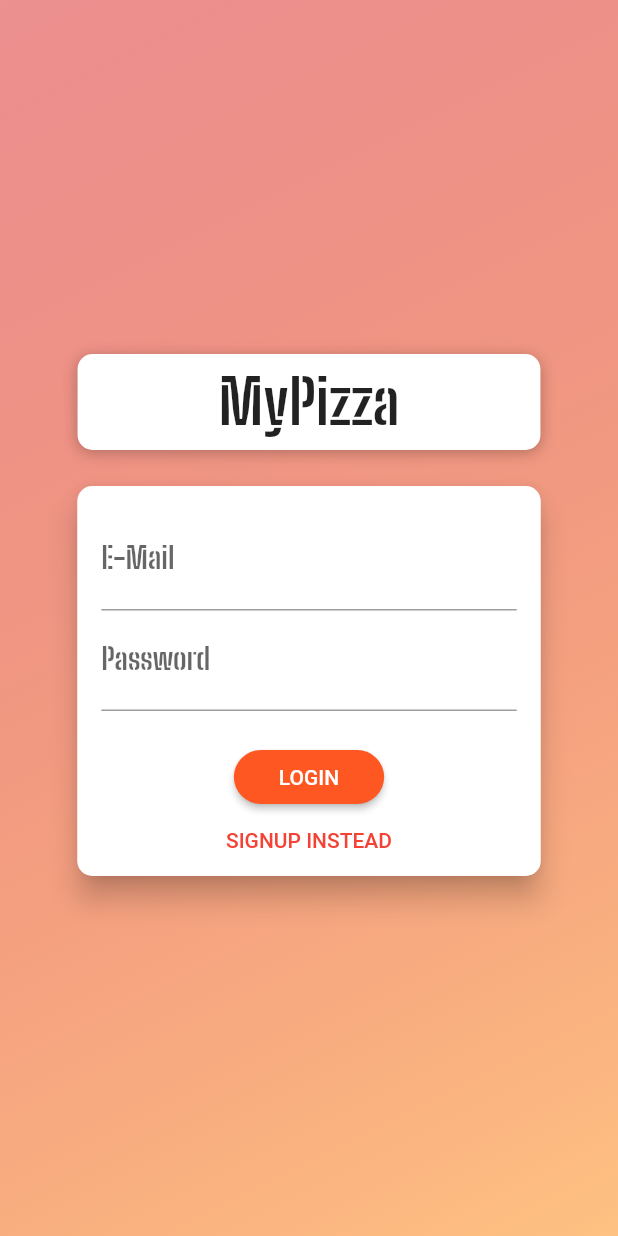
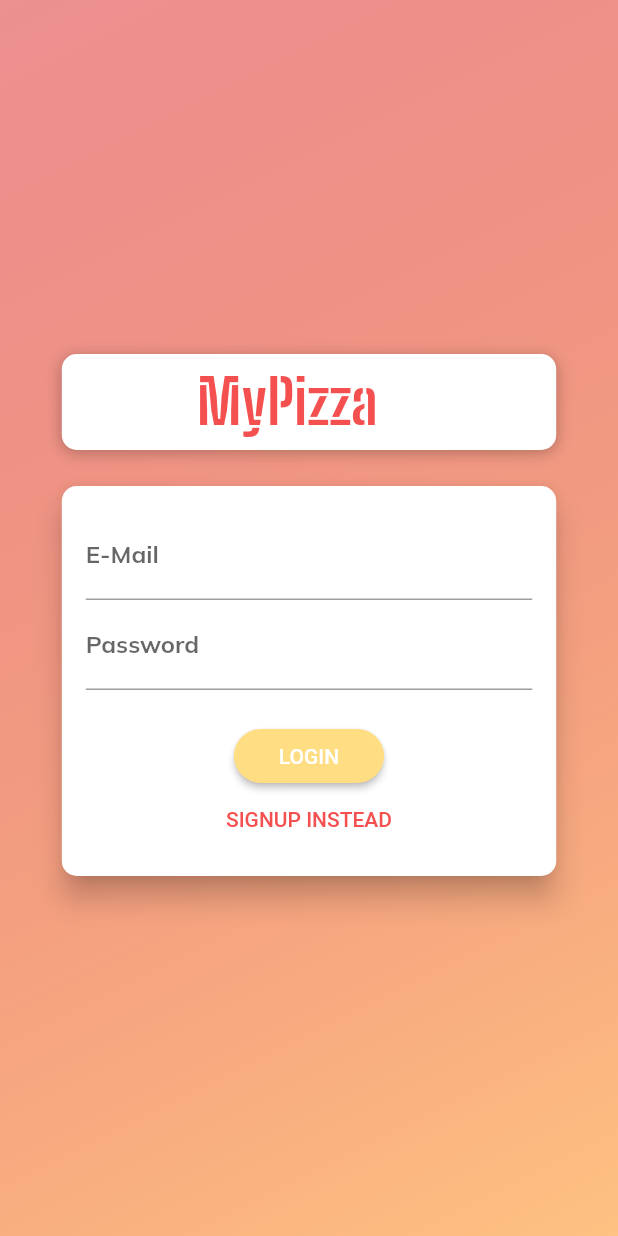
Before and after one commit to HooEP01/food-order-app, a Flutter app: the screen it shows after launch, on a phone screen of 412 x 824 dp. Run offline on Flutter 3.47's test engine with Material 2 defaults, Android fonts, the phone set to English and light mode, and no system bars; our stand-ins replace flutter_dotenv, shared_preferences.

Commit message:
set theme

```diff
--- a/lib/main.dart
+++ b/lib/main.dart
@@ -15,6 +15,8 @@ import './providers/products.dart';
 import './providers/order.dart';
 import './providers/cart.dart';
 import './providers/auth.dart';
+
+import './ultilities/buildMaterialColor.dart';
 
 void main() async {
   await dotenv.load(fileName: ".env");
@@ -56,15 +58,32 @@ class MyApp extends StatelessWidget {
           title: 'SKYE FOOD ORDERING APP',
           theme: ThemeData(
             colorScheme: ColorScheme.fromSwatch(
-              primarySwatch: Colors.red,
-            ).copyWith(
-              secondary: Colors.deepOrange,
-            ),
+              primarySwatch: buildMaterialColor(const Color(0xFFF45050)),
+            )
+                .copyWith(
+                  secondary: buildMaterialColor(const Color(0xFFFFDD83)),
+                )
+                .copyWith(
+                  tertiary: buildMaterialColor(const Color(0xFF00235B)),
+                ),
             fontFamily: 'Mulish',
             textTheme: ThemeData.light().textTheme.copyWith(
                   headlineLarge: const TextStyle(
+                    color: Color(0xFFF45050),
+                    fontFamily: 'BigShouldersStencilText',
+                    fontSize: 40,
+                    fontWeight: FontWeight.bold,
+                  ),
+                  headlineMedium: const TextStyle(
+                    color: Color(0xFFF45050),
+                    fontFamily: 'BigShouldersStencilText',
+                    fontSize: 24,
+                    fontWeight: FontWeight.bold,
+                  ),
+                  headlineSmall: const TextStyle(
                     color: Color.fromRGBO(20, 5, 51, 1),
-                    fontSize: 16,
+                    fontFamily: 'BigShouldersStencilText',
+                    fontSize: 18,
                     fontWeight: FontWeight.bold,
                   ),
                   bodyLarge: const TextStyle(
@@ -73,24 +92,26 @@ class MyApp extends StatelessWidget {
                     fontWeight: FontWeight.bold,
                   ),
                   bodyMedium: const TextStyle(
+                    color: Color.fromRGBO(34, 20, 61, 1),
+                    fontSize: 16,
+                  ),
+                  bodySmall: const TextStyle(
+                    fontSize: 14,
                     color: Color.fromRGBO(20, 5, 51, 1),
                   ),
                   titleLarge: const TextStyle(
-                    fontSize: 40,
+                    fontSize: 18,
                     // color: Colors.red,
-                    fontFamily: 'BigShouldersStencilText',
                     fontWeight: FontWeight.bold,
                   ),
                   titleMedium: const TextStyle(
-                    fontSize: 20,
-                    color: Colors.white,
-                    fontFamily: 'BigShouldersStencilText',
+                    fontSize: 16,
+                    color: Color.fromRGBO(20, 5, 51, 1),
                     fontWeight: FontWeight.bold,
                   ),
                   titleSmall: const TextStyle(
-                    fontSize: 20,
-                    color: Colors.red,
-                    fontFamily: 'BigShouldersStencilText',
+                    fontSize: 14,
+                    color: Color.fromRGBO(20, 5, 51, 1),
                     fontWeight: FontWeight.bold,
                   ),
                 ),
--- a/lib/screens/auth_screen.dart
+++ b/lib/screens/auth_screen.dart
@@ -24,7 +24,7 @@ class AuthScreen extends StatelessWidget {
             decoration: BoxDecoration(
               gradient: LinearGradient(
                 colors: [
-                  Color.fromARGB(255, 222, 38, 38).withOpacity(0.5),
+                  const Color.fromARGB(255, 222, 38, 38).withOpacity(0.5),
                   const Color.fromRGBO(255, 188, 117, 1).withOpacity(0.9),
                 ],
                 begin: Alignment.topLeft,
@@ -43,9 +43,10 @@ class AuthScreen extends StatelessWidget {
                 children: <Widget>[
                   Flexible(
                     child: Container(
+                      width: deviceSize.width * 0.8,
                       margin: const EdgeInsets.only(bottom: 20.0),
                       padding: const EdgeInsets.symmetric(
-                          vertical: 8.0, horizontal: 94.0),
+                          vertical: 8.0, horizontal: 90.0),
                       decoration: BoxDecoration(
                         borderRadius: BorderRadius.circular(10),
                         color: Colors.white,
@@ -60,7 +61,7 @@ class AuthScreen extends StatelessWidget {
                       child: Text(
                         'MyPizza',
                         selectionColor: Colors.blue,
-                        style: Theme.of(context).textTheme.titleLarge,
+                        style: Theme.of(context).textTheme.headlineLarge,
                       ),
                     ),
                   ),
@@ -182,7 +183,7 @@ class _AuthCardState extends State<AuthCard> {
         height: _authMode == AuthMode.Signup ? 320 : 260,
         constraints:
             BoxConstraints(minHeight: _authMode == AuthMode.Signup ? 320 : 260),
-        width: deviceSize.width * 0.75,
+        width: deviceSize.width * 0.8,
         padding: const EdgeInsets.all(16.0),
         child: Form(
           key: _formKey,
--- /dev/null
+++ b/lib/ultilities/buildMaterialColor.dart
@@ -0,0 +1,21 @@
+import 'package:flutter/material.dart';
+
+MaterialColor buildMaterialColor(Color color) {
+  List strengths = <double>[.05];
+  Map<int, Color> swatch = {};
+  final int r = color.red, g = color.green, b = color.blue;
+
+  for (int i = 1; i < 10; i++) {
+    strengths.add(0.1 * i);
+  }
+  strengths.forEach((strength) {
+    final double ds = 0.5 - strength;
+    swatch[(strength * 1000).round()] = Color.fromRGBO(
+      r + ((ds < 0 ? r : (255 - r)) * ds).round(),
+      g + ((ds < 0 ? g : (255 - g)) * ds).round(),
+      b + ((ds < 0 ? b : (255 - b)) * ds).round(),
+      1,
+    );
+  });
+  return MaterialColor(color.value, swatch);
+}
```
Also changed, not shown: lib/screens/admin/user_products_screen.dart (+24 -3 lines), lib/screens/cart_screen.dart (+13 -10 lines), lib/screens/order_screen.dart (+20 -1 lines), lib/screens/product_detail_screen.dart (+51 -17 lines), lib/screens/products_overview_screen.dart (+25 -3 lines), lib/widgets/cart_item.dart (+11 -4 lines), lib/widgets/order_item.dart (+12 -11 lines), lib/widgets/product_item.dart (+6 -5 lines), lib/widgets/shop_drawer.dart (+15 -10 lines), lib/widgets/user_product_item.dart (+11 -2 lines).
